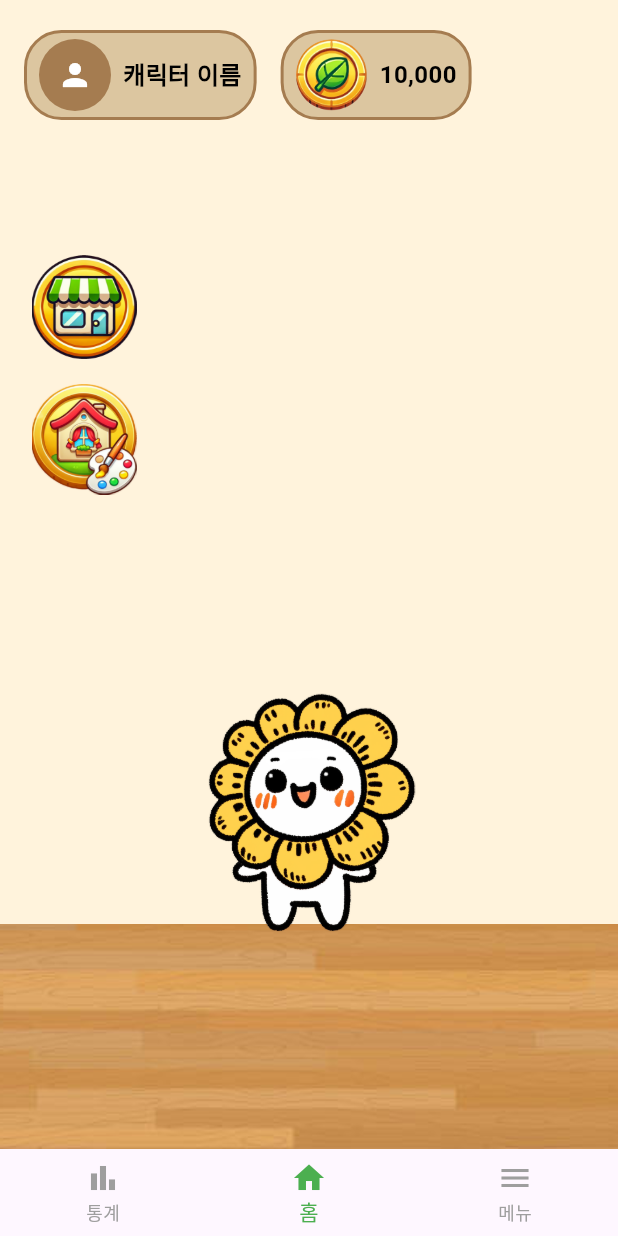
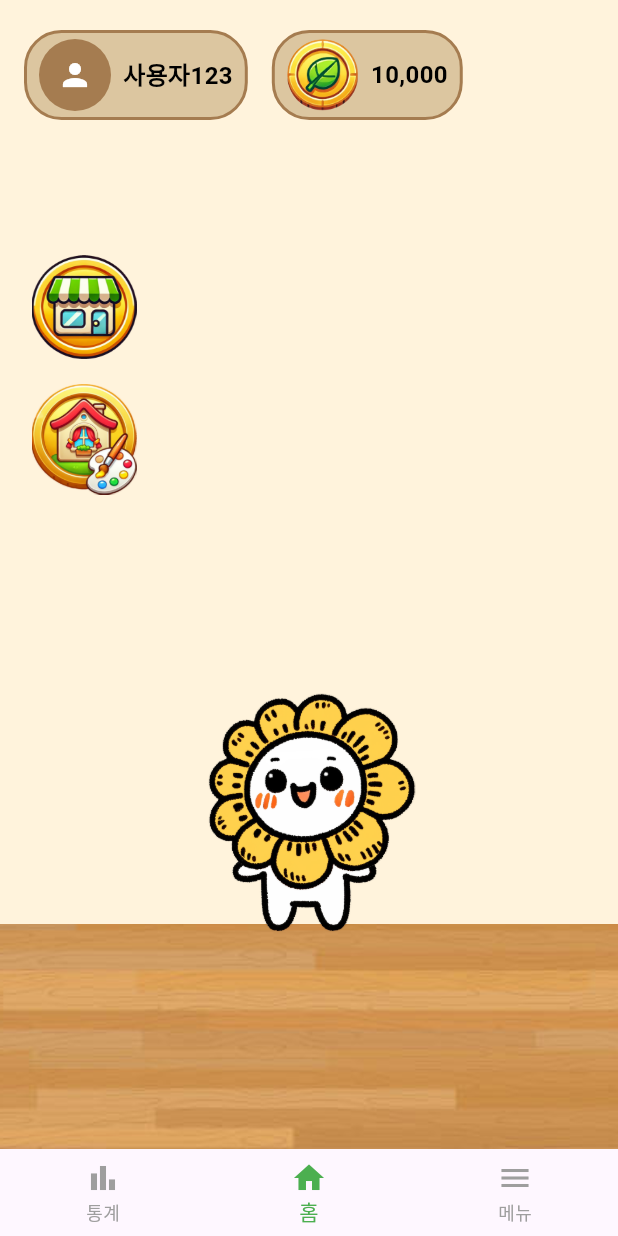
Before and after one commit to Eco-Buddy/Eco-Buddy-FE, a Flutter app: the MainPage screen opened by its route, on a phone screen of 412 x 824 dp. Run offline on Flutter 3.47's test engine with Material 3 defaults, Android fonts, the phone set to English and light mode, and no system bars; our stand-ins replace fl_chart, flutter_secure_storage, webview_flutter; missing offline and left inert: webview_windows; accounts and stored records are empty.

Commit message:
📃상점 기능 만들기 전 저장

```diff
--- a/lib/screen/home/home_page.dart
+++ b/lib/screen/home/home_page.dart
@@ -1,10 +1,24 @@
 import 'package:flutter/material.dart';
+import '../../data/repository/user_repository.dart'; // 사용자 데이터를 불러오기 위한 Repository
+import '../../data/model/user_model.dart'; // 사용자 모델
 
 class HomePage extends StatelessWidget {
-  const HomePage({Key? key}) : super(key: key);
+  final Future<UserModel> user = UserRepository().getUserData();
+
+  HomePage({Key? key}) : super(key: key);
 
   @override
   Widget build(BuildContext context) {
+    return FutureBuilder<UserModel>(
+      future: user,
+      builder: (context, snapshot) {
+        if (snapshot.connectionState == ConnectionState.waiting) {
+          return const Center(child: CircularProgressIndicator());
+        } else if (snapshot.hasError) {
+          return const Center(child: Text('사용자 정보를 불러오는데 실패했습니다.'));
+        }
+
+        final userData = snapshot.data!;
         return Scaffold(
           body: Stack(
             children: [
@@ -33,8 +47,8 @@ class HomePage extends StatelessWidget {
                 child: Row(
                   mainAxisAlignment: MainAxisAlignment.spaceBetween,
                   children: [
-                _buildUserInfo(),
-                const SizedBox(width: 16.0), // 사용자 정보와 토큰 사이에 고정된 간격 추가
+                    _buildUserInfo(userData.nickname),
+                    const SizedBox(width: 16.0),
                     _buildTokenInfo(),
                   ],
                 ),
@@ -42,9 +56,9 @@ class HomePage extends StatelessWidget {
               // Shop Icon과 Custom Icon
               Positioned(
                 top: MediaQuery.of(context).size.height * 0.2,
-            left: 16, // 왼쪽에 고정
+                left: 16,
                 child: Column(
-              crossAxisAlignment: CrossAxisAlignment.start, // 아이콘들을 왼쪽 정렬
+                  crossAxisAlignment: CrossAxisAlignment.start,
                   children: [
                     _buildIconButton(
                       'assets/images/icon/shop_icon.png',
@@ -52,7 +66,7 @@ class HomePage extends StatelessWidget {
                         print("Shop Icon Clicked");
                       },
                     ),
-                const SizedBox(height: 8), // 간격
+                    const SizedBox(height: 8),
                     _buildIconButton(
                       'assets/images/icon/custom_icon.png',
                       onTap: () {
@@ -75,9 +89,11 @@ class HomePage extends StatelessWidget {
             ],
           ),
         );
+      },
+    );
   }
 
-  Widget _buildUserInfo() {
+  Widget _buildUserInfo(String nickname) {
     return Container(
       decoration: _buildInfoBoxDecoration(),
       padding: const EdgeInsets.symmetric(horizontal: 8.0, vertical: 4.0),
@@ -89,9 +105,9 @@ class HomePage extends StatelessWidget {
             child: const Icon(Icons.person, color: Colors.white),
           ),
           const SizedBox(width: 8.0),
-          const Text(
-            '캐릭터 이름',
-            style: TextStyle(
+          Text(
+            nickname,
+            style: const TextStyle(
               color: Colors.black,
               fontWeight: FontWeight.bold,
               fontSize: 16,
@@ -131,11 +147,11 @@ class HomePage extends StatelessWidget {
     return GestureDetector(
       onTap: onTap,
       child: Container(
-        width: 80, // 아이콘 크기 유지
+        width: 80,
         height: 80,
         decoration: BoxDecoration(
-          shape: BoxShape.circle, // 원형으로 유지
-          color: Colors.transparent, // 배경 투명
+          shape: BoxShape.circle,
+          color: Colors.transparent,
         ),
         child: Center(
           child: Image.asset(
@@ -149,7 +165,6 @@ class HomePage extends StatelessWidget {
     );
   }
 
-
   BoxDecoration _buildInfoBoxDecoration() {
     return BoxDecoration(
       color: const Color(0xFFDCC6A0),
--- a/lib/screen/login/login_page.dart
+++ b/lib/screen/login/login_page.dart
@@ -4,7 +4,7 @@ import 'package:webview_windows/webview_windows.dart'; // Windows용 WebView
 import 'dart:io'; // 플랫폼 확인
 import 'dart:convert';
 import 'package:http/http.dart' as http;
-
+import '../main/main_page.dart';
 class LoginPage extends StatefulWidget {
   const LoginPage({Key? key}) : super(key: key);
 
--- a/lib/screen/main/main_page.dart
+++ b/lib/screen/main/main_page.dart
@@ -16,7 +16,7 @@ class _MainPageState extends State<MainPage> {
 
   final List<Widget> pages = [
     const StatsPage(),  // 통계 페이지
-    const HomePage(),   // 홈 페이지
+    HomePage(),   // 홈 페이지
     const MenuPage(),   // 메뉴 페이지
   ];
 
```
Also changed, not shown: lib/data/repository/user_repository.dart (+31 -7 lines), lib/screen/menu/menu_page.dart (+58 -15 lines), assets/images/background/background_2.png (added), assets/images/floor/floor_2.png (added). Lines whose indentation alone changed are shown as unchanged.
